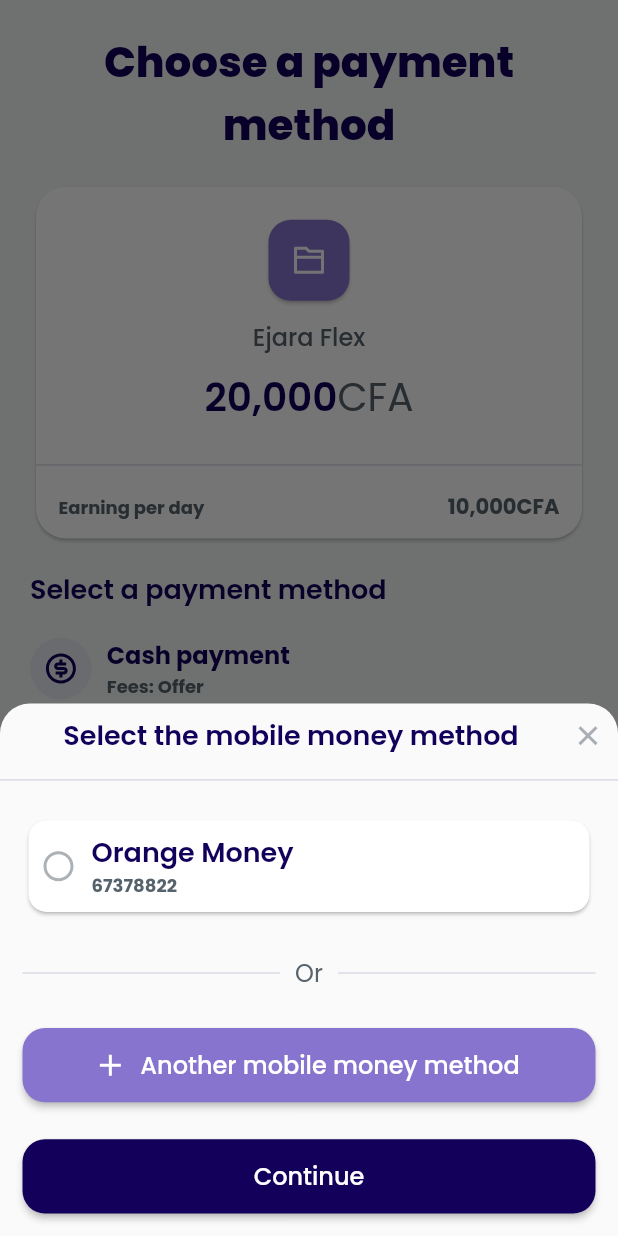
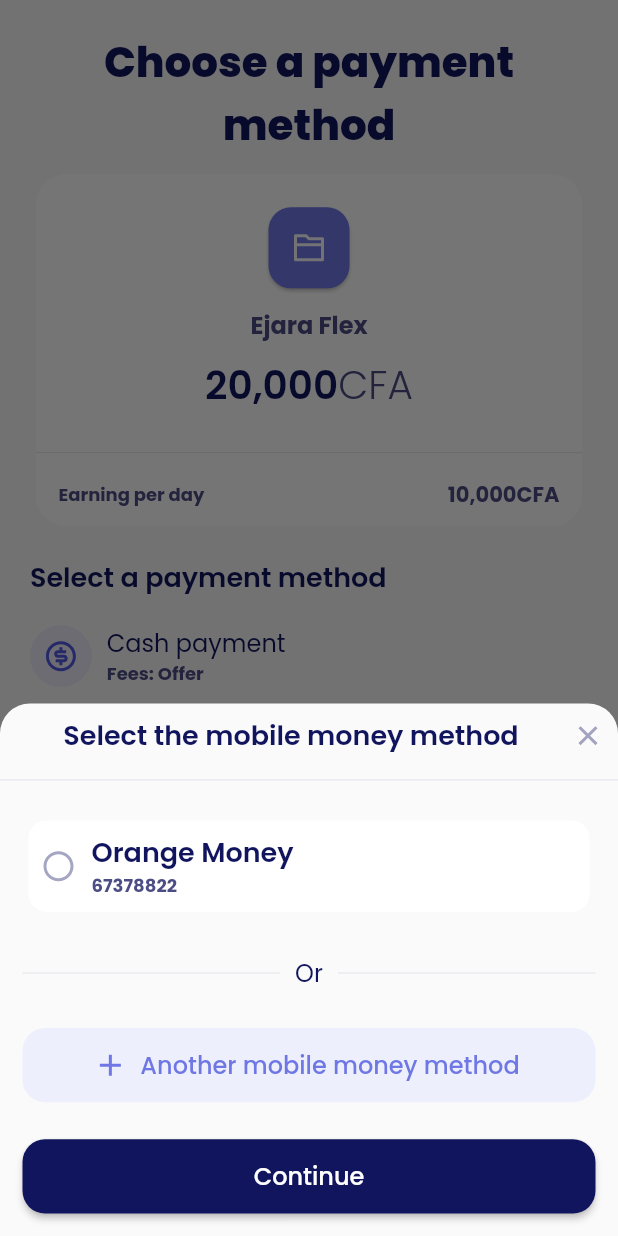
Before and after one commit to ndenisj/ejara_assessment, a Flutter app: the screen it shows after launch, after a tap on "Sign in", after a tap on "Cash payment", on a phone screen of 412 x 824 dp. Run offline on Flutter 3.47's test engine with Material 2 defaults, Android fonts, the phone set to English and light mode, and no system bars; our stand-ins replace google_fonts, remixicon, shared_preferences.

Commit message:
made changes to some color codes

```diff
--- a/lib/app/app.dart
+++ b/lib/app/app.dart
@@ -40,10 +40,10 @@
       ],
       theme: ThemeData(brightness: Brightness.light).copyWith(
         // scaffoldBackgroundColor: ColorManager.white,
-        iconTheme: IconThemeData(color: EjaraTheme.of(context).primaryColor),
+        iconTheme: IconThemeData(color: EjaraTheme.of(context).iconColor),
         primaryColor: EjaraTheme.of(context).primaryColor,
         dividerTheme: DividerThemeData(
-          color: EjaraTheme.of(context).primaryColor!.withOpacity(0.2),
+          color: EjaraTheme.of(context).primaryColor!.withOpacity(0.1),
         ),
 
         inputDecorationTheme: InputDecorationTheme(
--- a/lib/presentations/payment/views/choose_payment_method.view.dart
+++ b/lib/presentations/payment/views/choose_payment_method.view.dart
@@ -25,8 +25,9 @@
                 style: theme.title1,
                 textAlign: TextAlign.center,
               ),
-              SizedBox(height: size.height * 0.02),
+              SizedBox(height: size.height * 0.01),
               Card(
+                elevation: 0,
                 shape: RoundedRectangleBorder(
                   borderRadius: BorderRadius.circular(20.0),
                 ),
@@ -52,8 +53,9 @@
                           SizedBox(height: size.height * 0.01),
                           Text(
                             "Ejara Flex",
-                            style: theme.subtitle2.copyWith(
+                            style: theme.bodyText2.copyWith(
                               fontSize: 16,
+                              fontWeight: FontWeight.bold,
                             ),
                           ),
                           SizedBox(height: size.height * 0.01),
@@ -68,7 +70,7 @@
                               ),
                               TextSpan(
                                 text: 'CFA',
-                                style: theme.bodyText1.copyWith(
+                                style: theme.bodyText2.copyWith(
                                   fontSize: 26,
                                 ),
                               ),
--- a/lib/presentations/payment/views/new_wallet.view.dart
+++ b/lib/presentations/payment/views/new_wallet.view.dart
@@ -36,9 +36,9 @@
                 },
                 child: Container(
                   padding: const EdgeInsets.all(8),
-                  decoration: BoxDecoration(
+                  decoration: const BoxDecoration(
                     shape: BoxShape.circle,
-                    color: theme.secondaryColor!.withOpacity(0.5),
+                    color: Color(0xFFEDF0FC),
                   ),
                   child: Icon(
                     Remix.close_line,
--- a/lib/utils/ejara_theme.dart
+++ b/lib/utils/ejara_theme.dart
@@ -43,6 +43,7 @@
 
   Color? primaryColor;
   Color? secondaryColor;
+  Color? iconColor;
   Color? tertiaryColor;
   Color? alternate;
   Color? primaryBackground;
@@ -89,7 +90,7 @@
       );
   TextStyle get bodyText1 => GoogleFonts.getFont(
         'Poppins',
-        color: primaryText,
+        color: primaryColor,
         fontWeight: FontWeight.normal,
         fontSize: 16,
       );
@@ -102,15 +103,16 @@
 }
 
 class LightModeTheme extends EjaraTheme {
-  Color? primaryColor = const Color(0xFF13005A);
-  Color? secondaryColor = Color(0xFF8774CE);
+  Color? primaryColor = const Color(0xFF11155D);
+  Color? secondaryColor = const Color(0xFF6F77E5);
+  Color? iconColor = const Color(0xFF525AE1);
   Color? tertiaryColor = const Color(0xFFEE8B60);
   Color? alternate = const Color(0xFFFD956B);
-  Color? primaryBackground = const Color(0xFFF3F7F5);
+  Color? primaryBackground = const Color(0xFFF9F9FB);
   Color? secondaryBackground = const Color(0xFFFFFFFF);
   Color? primaryText = const Color(0xFF57636C);
   // Color? primaryText = const Color(0xFF101213);
-  Color? secondaryText = const Color(0xFF57636C);
+  Color? secondaryText = const Color(0xFF4C4D84);
 
   Color? primaryBtnText = const Color(0xFFFFFFFF);
   Color? ghostWhite = const Color(0xFFFAFAFF);
--- a/lib/widgets/payment_method.widget.dart
+++ b/lib/widgets/payment_method.widget.dart
@@ -39,7 +39,7 @@
               radius: size.height * 0.025,
               child: Icon(
                 Remix.money_dollar_circle_line,
-                color: theme.primaryColor,
+                color: theme.iconColor,
               ),
             ),
             const SizedBox(width: 10),
@@ -51,7 +51,6 @@
                     'Cash payment',
                     style: theme.bodyText1.copyWith(
                       color: theme.primaryColor,
-                      fontWeight: FontWeight.bold,
                     ),
                   ),
                   Text(
@@ -122,7 +121,10 @@
                     SizedBox(height: size.height * 0.03),
                     EjaraButtonWidget(
                       text: "Another mobile money method",
-                      icon: const Icon(Remix.add_line),
+                      icon: Icon(
+                        Remix.add_line,
+                        color: theme.secondaryColor,
+                      ),
                       onPressed: () {
                         Navigator.pop(context);
                         Navigator.push(
@@ -134,7 +136,12 @@
                         );
                       },
                       options: EjaraButtonOptions(
-                        color: theme.secondaryColor,
+                        elevation: 0,
+                        color: const Color(0xFFEDF0FC),
+                        textStyle: theme.subtitle2.copyWith(
+                          color: theme.secondaryColor,
+                          fontSize: 16,
+                        ),
                       ),
                     ),
                     SizedBox(height: size.height * 0.03),
--- a/lib/widgets/sub_payment_method.widget.dart
+++ b/lib/widgets/sub_payment_method.widget.dart
@@ -13,6 +13,7 @@
     var theme = EjaraTheme.of(context);
 
     return Card(
+      elevation: 0,
       shape: RoundedRectangleBorder(
         borderRadius: BorderRadius.circular(12.0),
       ),
```
